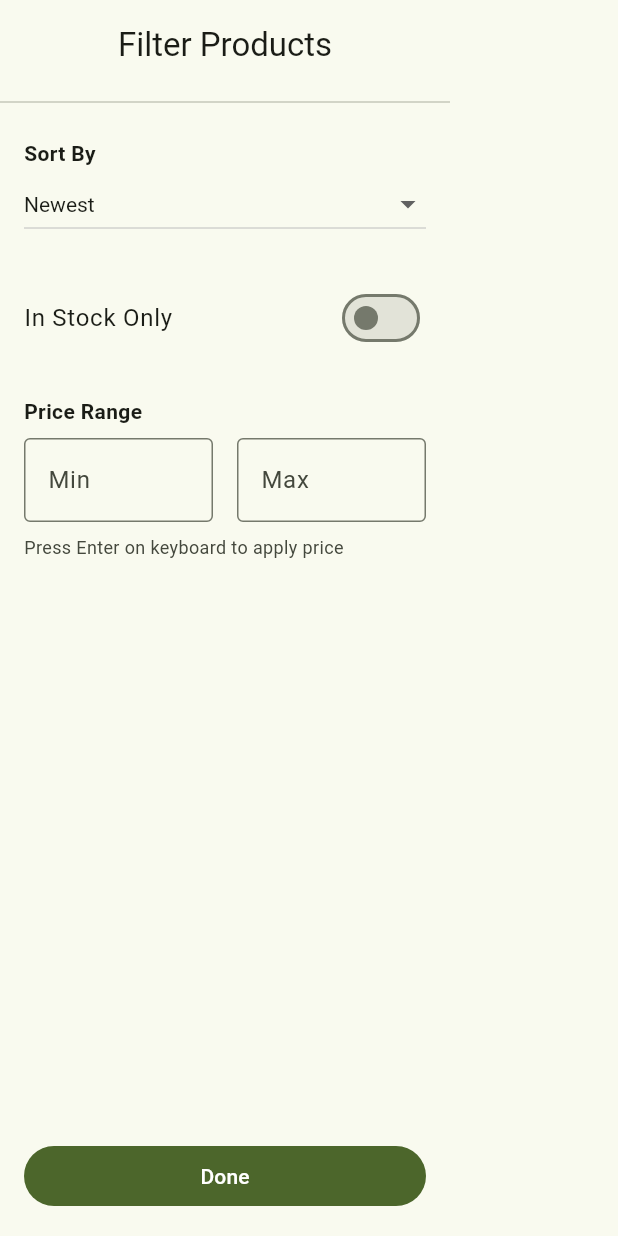
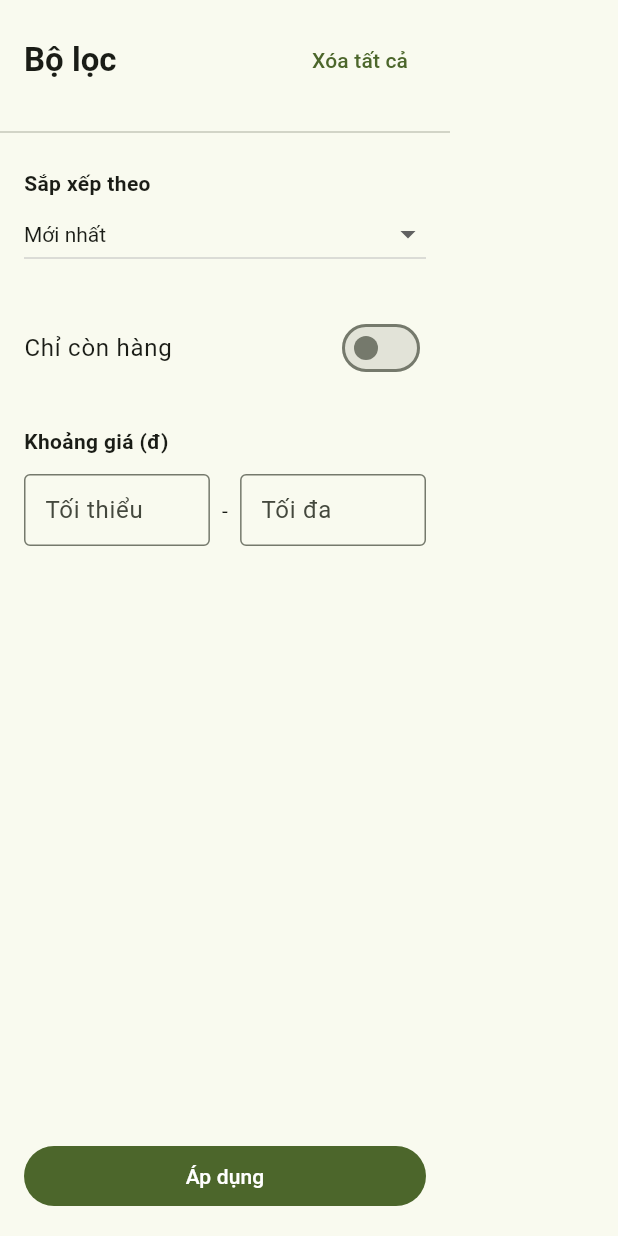
Before and after one commit to nctk17uit/tiem-nha-nong, a Flutter app: the _FilterDrawer widget shown alone on an empty page, opened directly, on a phone screen of 412 x 824 dp. Run offline on Flutter 3.47's test engine with Material 3 defaults, Android fonts, the phone set to English and light mode, and no system bars; our stand-ins replace carousel_slider, dio, flutter_riverpod, flutter_secure_storage, flutter_slidable, go_router; accounts and stored records are empty; network calls fail.

Commit message:
fix: filter on product list page

```diff
--- a/lib/ui/screens/product_list_page.dart
+++ b/lib/ui/screens/product_list_page.dart
@@ -303,14 +303,36 @@ class _FilterDrawer extends ConsumerStatefulWidget {
 }
 
 class _FilterDrawerState extends ConsumerState<_FilterDrawer> {
-  final _minPriceCtrl = TextEditingController();
-  final _maxPriceCtrl = TextEditingController();
+  late TextEditingController _minPriceCtrl;
+  late TextEditingController _maxPriceCtrl;
+
+  @override
+  void initState() {
+    super.initState();
+    // Initialize controllers with current state values from the provider
+    final currentFilter = ref.read(productFilterProvider);
+    _minPriceCtrl = TextEditingController(
+      text: currentFilter.priceMin?.toStringAsFixed(0) ?? '',
+    );
+    _maxPriceCtrl = TextEditingController(
+      text: currentFilter.priceMax?.toStringAsFixed(0) ?? '',
+    );
+  }
 
   @override
   void dispose() {
     _minPriceCtrl.dispose();
     _maxPriceCtrl.dispose();
     super.dispose();
+  }
+
+  void _resetFilters() {
+    // Reset the provider state
+    ref.read(productFilterProvider.notifier).reset();
+
+    // Clear the local text controllers immediately
+    _minPriceCtrl.clear();
+    _maxPriceCtrl.clear();
   }
 
   @override
@@ -321,17 +343,28 @@ class _FilterDrawerState extends ConsumerState<_FilterDrawer> {
 
     return Drawer(
       width: 300,
-      backgroundColor: colorScheme.surface, // Standard drawer background
+      backgroundColor: colorScheme.surface,
       child: SafeArea(
         child: Column(
           children: [
             Padding(
               padding: const EdgeInsets.all(16.0),
-              child: Text(
-                "Filter Products",
-                style: Theme.of(
-                  context,
-                ).textTheme.titleLarge?.copyWith(color: colorScheme.onSurface),
+              child: Row(
+                mainAxisAlignment: MainAxisAlignment.spaceBetween,
+                children: [
+                  Text(
+                    "Bộ lọc",
+                    style: Theme.of(context).textTheme.titleLarge?.copyWith(
+                      color: colorScheme.onSurface,
+                      fontWeight: FontWeight.bold,
+                    ),
+                  ),
+                  // Added a clear filter button at the top
+                  TextButton(
+                    onPressed: _resetFilters,
+                    child: const Text("Xóa tất cả"),
+                  ),
+                ],
               ),
             ),
             const Divider(),
@@ -341,7 +374,7 @@ class _FilterDrawerState extends ConsumerState<_FilterDrawer> {
                 children: [
                   // 1. Sort By
                   Text(
-                    "Sort By",
+                    "Sắp xếp theo",
                     style: TextStyle(
                       fontWeight: FontWeight.bold,
                       color: colorScheme.onSurface,
@@ -350,22 +383,24 @@ class _FilterDrawerState extends ConsumerState<_FilterDrawer> {
                   DropdownButton<String>(
                     value: filter.sortBy,
                     isExpanded: true,
-                    dropdownColor: colorScheme
-                        .surfaceContainer, // Fix dropdown bg in dark mode
+                    dropdownColor: colorScheme.surfaceContainer,
                     style: TextStyle(color: colorScheme.onSurface),
                     items: const [
-                      DropdownMenuItem(value: 'newest', child: Text("Newest")),
+                      DropdownMenuItem(
+                        value: 'newest',
+                        child: Text("Mới nhất"),
+                      ),
                       DropdownMenuItem(
                         value: 'price_asc',
-                        child: Text("Price: Low to High"),
+                        child: Text("Giá: Thấp đến Cao"),
                       ),
                       DropdownMenuItem(
                         value: 'price_desc',
-                        child: Text("Price: High to Low"),
+                        child: Text("Giá: Cao đến Thấp"),
                       ),
                       DropdownMenuItem(
                         value: 'rating_desc',
-                        child: Text("Rating: Best"),
+                        child: Text("Đánh giá tốt nhất"),
                       ),
                     ],
                     onChanged: (val) {
@@ -379,7 +414,7 @@ class _FilterDrawerState extends ConsumerState<_FilterDrawer> {
                   // 2. In Stock Only
                   SwitchListTile(
                     title: Text(
-                      "In Stock Only",
+                      "Chỉ còn hàng",
                       style: TextStyle(color: colorScheme.onSurface),
                     ),
                     contentPadding: EdgeInsets.zero,
@@ -392,13 +427,13 @@ class _FilterDrawerState extends ConsumerState<_FilterDrawer> {
 
                   // 3. Price Range
                   Text(
-                    "Price Range",
+                    "Khoảng giá (đ)",
                     style: TextStyle(
                       fontWeight: FontWeight.bold,
                       color: colorScheme.onSurface,
                     ),
                   ),
-                  const SizedBox(height: 8),
+                  const SizedBox(height: 12),
                   Row(
                     children: [
                       Expanded(
@@ -407,27 +442,37 @@ class _FilterDrawerState extends ConsumerState<_FilterDrawer> {
                           keyboardType: TextInputType.number,
                           style: TextStyle(color: colorScheme.onSurface),
                           decoration: const InputDecoration(
-                            labelText: "Min",
+                            labelText: "Tối thiểu",
                             border: OutlineInputBorder(),
+                            contentPadding: EdgeInsets.symmetric(
+                              horizontal: 10,
+                            ),
                           ),
-                          onSubmitted: (val) {
+                          onChanged: (val) {
+                            // Update provider state as user types or on submit
                             notifier.update(
                               filter.copyWith(priceMin: double.tryParse(val)),
                             );
                           },
                         ),
                       ),
-                      const SizedBox(width: 16),
+                      const Padding(
+                        padding: EdgeInsets.symmetric(horizontal: 8.0),
+                        child: Text("-"),
+                      ),
                       Expanded(
                         child: TextField(
                           controller: _maxPriceCtrl,
                           keyboardType: TextInputType.number,
                           style: TextStyle(color: colorScheme.onSurface),
                           decoration: const InputDecoration(
-                            labelText: "Max",
+                            labelText: "Tối đa",
                             border: OutlineInputBorder(),
+                            contentPadding: EdgeInsets.symmetric(
+                              horizontal: 10,
+                            ),
                           ),
-                          onSubmitted: (val) {
+                          onChanged: (val) {
                             notifier.update(
                               filter.copyWith(priceMax: double.tryParse(val)),
                             );
@@ -436,26 +481,18 @@ class _FilterDrawerState extends ConsumerState<_FilterDrawer> {
                       ),
                     ],
                   ),
-                  const SizedBox(height: 8),
-                  Text(
-                    "Press Enter on keyboard to apply price",
-                    style: TextStyle(
-                      fontSize: 12,
-                      color: colorScheme.onSurfaceVariant,
-                    ),
-                  ),
                 ],
               ),
             ),
 
-            // Apply Button
+            // Bottom Action Button
             Padding(
               padding: const EdgeInsets.all(16.0),
               child: FilledButton(
                 onPressed: () => Navigator.pop(context),
                 child: const SizedBox(
                   width: double.infinity,
-                  child: Center(child: Text("Done")),
+                  child: Center(child: Text("Áp dụng")),
                 ),
               ),
             ),
```
